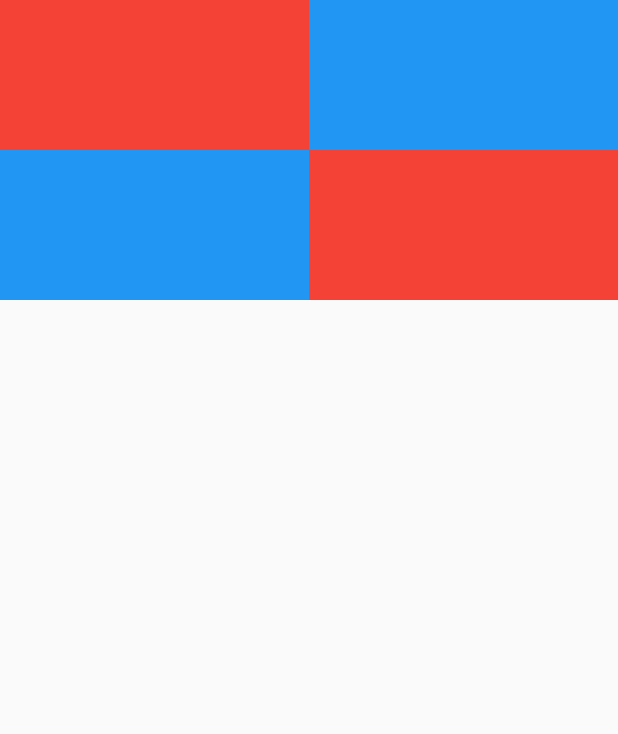
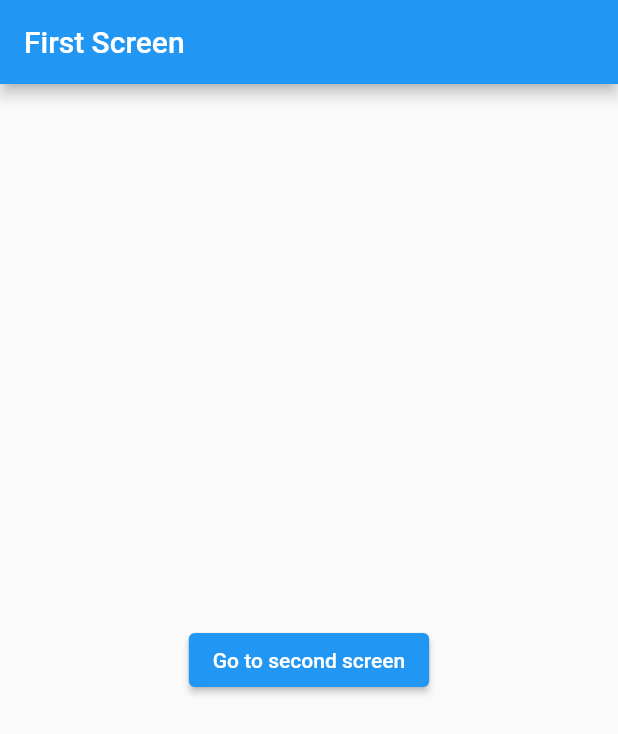
Before and after one commit to agungpens/flutter-3.16-3.19, a Flutter app: the screen it shows after launch, on a phone screen of 412 x 824 dp. Shown: the top 734 px of the screen. Run offline on Flutter 3.47's test engine with Material 2 defaults, Android fonts, the phone set to English and light mode, and no system bars.

Commit message:
navigation , dan mengirim data

```diff
--- a/lib/main.dart
+++ b/lib/main.dart
@@ -1,4 +1,5 @@
 import 'package:flutter/material.dart';
+import 'package:flutter_3_16_3_19/secondScreen.dart';
 
 void main() {
   runApp(const MyWidget());
@@ -13,56 +14,28 @@ class MyWidget extends StatelessWidget {
       debugShowCheckedModeBanner: false,
       title: 'Flutter Demo',
       theme: ThemeData(),
-      home: ExpendedFlexiblePage(),
+      home: MyHomePage(),
     );
   }
 }
 
-class ExpendedFlexiblePage extends StatelessWidget {
+class MyHomePage extends StatelessWidget {
+  final String message = 'Pesan Dari halaman pertama';
   @override
   Widget build(BuildContext context) {
     return Scaffold(
-      body: SafeArea(
-          child: Column(
-        children: [
-          Row(
-            children: [
-              ExpendedWidget(),
-              FlexibleWidget(),
-            ],
-          ),
-          Row(
-            children: [
-              FlexibleWidget(),
-              ExpendedWidget(),
-            ],
-          ),
-        ],
-      )),
-    );
-  }
-}
-
-class ExpendedWidget extends StatelessWidget {
-  @override
-  Widget build(BuildContext context) {
-    return Expanded(
-      child: Container(
-        color: Colors.red,
-        height: 100,
+      appBar: AppBar(
+        title: const Text('First Screen'),
+      ),
+      body: Center(
+        child: ElevatedButton(
+          onPressed: () {
+            Navigator.push(context,
+                MaterialPageRoute(builder: (context) => SecondScreen(message)));
+          },
+          child: const Text('Go to second screen'),
+        ),
       ),
     );
   }
 }
-
-class FlexibleWidget extends StatelessWidget {
-  @override
-  Widget build(BuildContext context) {
-    return Flexible(
-      child: Container(
-        color: Colors.blue,
-        height: 100,
-      ),
-    );
-  }
-}
```
Also changed, not shown: lib/secondScreen.dart (added, +27 -0 lines).
